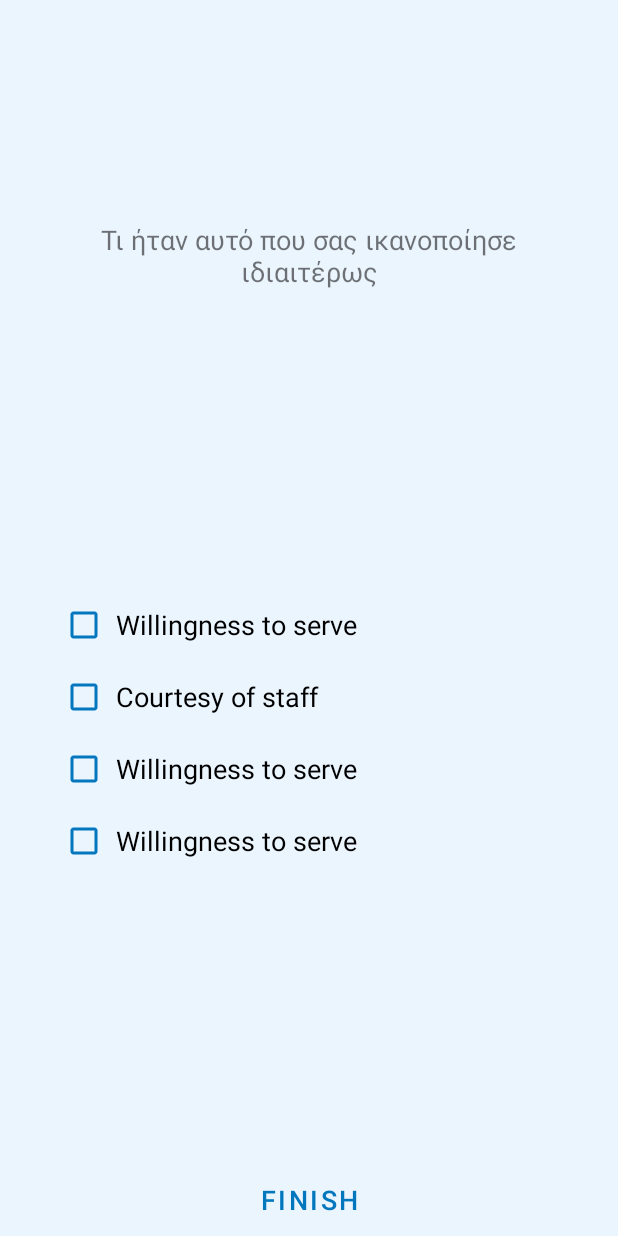
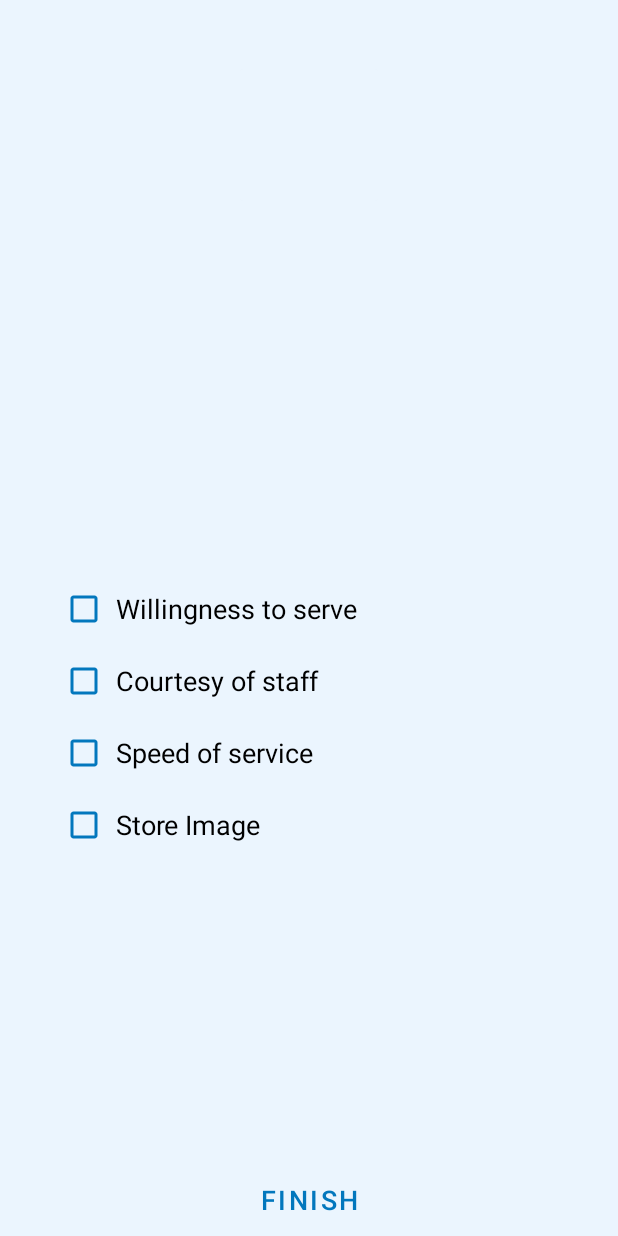
Before and after one commit to giannisSch/survey-android-application, an Android app: the layout fragment_second_question.xml on its own in the app's theme, with its tools: preview values and no code run, on a phone screen of 412 x 824 dp. Run offline under Robolectric (Android 15) with nearby library versions, the phone set to English and light mode, and no system bars; network calls fail.

Commit message:
gif-answers

```diff
--- a/app/src/main/res/layout/fragment_second_question.xml
+++ b/app/src/main/res/layout/fragment_second_question.xml
@@ -31,7 +31,6 @@
             android:layout_height="wrap_content"
             android:layout_marginStart="40dp"
             android:layout_marginEnd="40dp"
-            tools:text="Τι ήταν αυτό που σας ικανοποίησε ιδιαιτέρως"
             android:gravity="center"
             android:padding="7dp"
             app:layout_constraintStart_toStartOf="parent"
@@ -76,7 +75,7 @@
             android:layout_marginStart="40dp"
             android:layout_marginEnd="40dp"
             android:checked="false"
-            android:text="@string/asnwer1"
+            android:text="@string/asnwer3"
             android:padding="5dp"
             app:layout_constraintStart_toStartOf="parent"
             app:layout_constraintEnd_toEndOf="parent"
@@ -91,7 +90,7 @@
             android:layout_marginStart="40dp"
             android:layout_marginEnd="40dp"
             android:checked="false"
-            android:text="@string/asnwer1"
+            android:text="@string/asnwer4"
             android:padding="5dp"
             app:layout_constraintStart_toStartOf="parent"
             app:layout_constraintEnd_toEndOf="parent"
```
Also changed, not shown: 1 other file.
